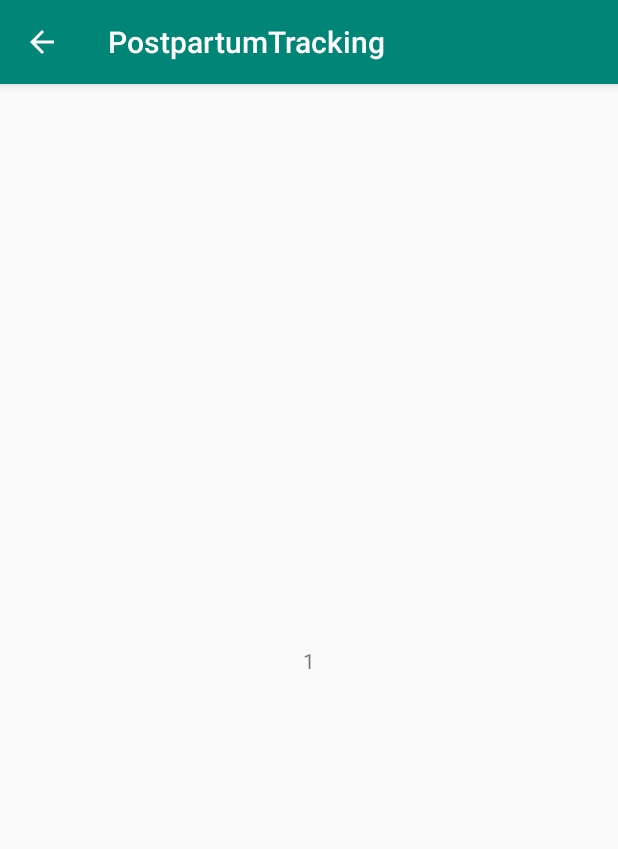
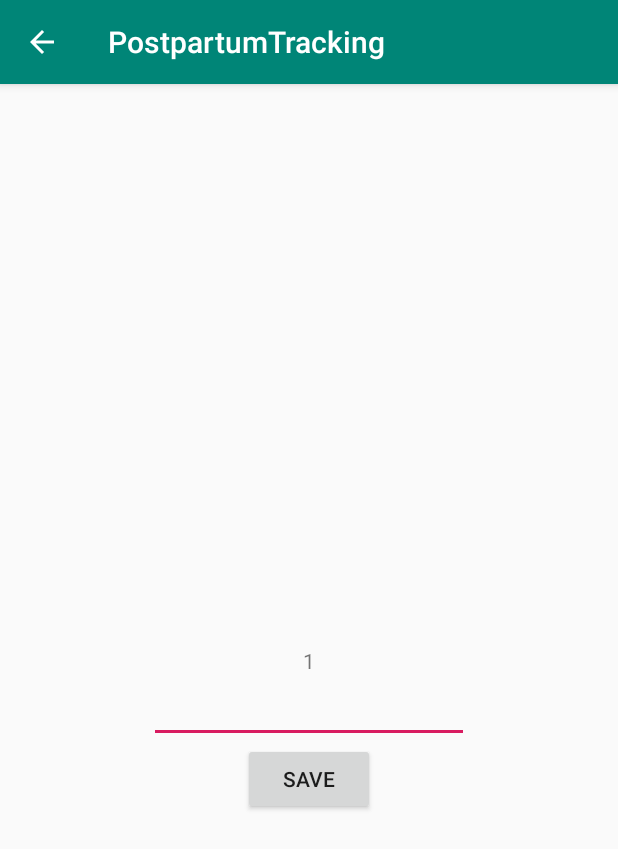
Before and after one commit to amandafarrell/PostpartumTracking, an Android app: the screen it shows after launch (DetailsActivity), after a tap on "START", on a phone screen of 412 x 824 dp. Shown: the top 849 px of the screen. Run offline under Robolectric (Android 15) with nearby library versions, the phone set to English and light mode, and no system bars; our stand-ins replace Room's generated code, data binding.

```diff
--- a/app/src/main/java/com/amandafarrell/www/postpartumtracking/Util.kt
+++ b/app/src/main/java/com/amandafarrell/www/postpartumtracking/Util.kt
@@ -21,6 +21,7 @@ fun formatEvents(events: List<Event>, resources: Resources): Spanned {
         append(resources.getString(R.string.title))
         events.forEach {
             append("<br>")
+            append("<b>${it.description}<br></b>")
             append(resources.getString(R.string.start_time))
             append("\t${convertLongToDateString(it.startTimeMilli)}<br>")
             if (it.endTimeMilli != it.startTimeMilli) {
--- a/app/src/main/java/com/amandafarrell/www/postpartumtracking/details/DetailsActivity.kt
+++ b/app/src/main/java/com/amandafarrell/www/postpartumtracking/details/DetailsActivity.kt
@@ -2,6 +2,7 @@ package com.amandafarrell.www.postpartumtracking.details
 
 import android.content.Intent
 import android.os.Bundle
+import android.view.View
 import androidx.appcompat.app.AppCompatActivity
 import androidx.databinding.DataBindingUtil
 import androidx.lifecycle.Observer
@@ -39,5 +40,9 @@ class DetailsActivity : AppCompatActivity() {
                 detailsViewModel.doneNavigating()
             }
         })
+
+        button.setOnClickListener(View.OnClickListener {
+            detailsViewModel.onSetEventDescription(descriptionEditText.text.toString())
+        })
     }
 }
--- a/app/src/main/res/layout/activity_details.xml
+++ b/app/src/main/res/layout/activity_details.xml
@@ -1,6 +1,7 @@
 <?xml version="1.0" encoding="utf-8"?>
 
-<layout xmlns:app="http://schemas.android.com/apk/res-auto"
+<layout xmlns:tools="http://schemas.android.com/tools"
+    xmlns:app="http://schemas.android.com/apk/res-auto"
     xmlns:android="http://schemas.android.com/apk/res/android">
 
     <data>
@@ -23,6 +24,26 @@
             app:layout_constraintStart_toStartOf="parent"
             app:layout_constraintTop_toTopOf="parent" />
 
+        <EditText
+            android:id="@+id/descriptionEditText"
+            android:layout_width="wrap_content"
+            android:layout_height="wrap_content"
+            android:ems="10"
+            android:gravity="start|top"
+            android:inputType="textMultiLine"
+            app:layout_constraintEnd_toEndOf="parent"
+            app:layout_constraintStart_toStartOf="parent"
+            app:layout_constraintTop_toBottomOf="@+id/text" />
+
+        <Button
+            android:id="@+id/button"
+            android:layout_width="wrap_content"
+            android:layout_height="wrap_content"
+            android:text="@string/save"
+            app:layout_constraintEnd_toEndOf="parent"
+            app:layout_constraintStart_toStartOf="parent"
+            app:layout_constraintTop_toBottomOf="@+id/descriptionEditText" />
+
 
     </androidx.constraintlayout.widget.ConstraintLayout>
 </layout>
--- a/app/src/main/res/values/strings.xml
+++ b/app/src/main/res/values/strings.xml
@@ -1,10 +1,11 @@
 <resources>
     <string name="app_name">PostpartumTracking</string>
-    <string name="start">Start</string>
     <string name="stop">Stop</string>
     <string name="title"><![CDATA[<h3></h3>]]></string>
     <string name="start_time"><![CDATA[<b>Start:</b>]]></string>
     <string name="end_time"><![CDATA[<b>End:</b>]]></string>
     <string name="hours"><![CDATA[<b>Hours:Minutes:Seconds</b>]]></string>
     <string name="extra_event">EXTRA_EVENT</string>
+    <string name="save">Save</string>
+    <string name="start">Start</string>
 </resources>
```
Also changed, not shown: app/src/main/java/com/amandafarrell/www/postpartumtracking/EventAdapter.kt (added, +29 -0 lines), app/src/main/res/layout/activity_main.xml (+4 -10 lines), app/src/main/res/layout/list_item.xml (added, +27 -0 lines).
